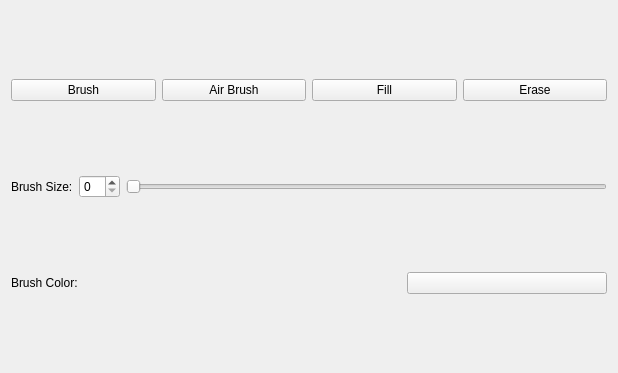
zxjorge/SpriteED, file brushproperties.ui: the form before one commit.
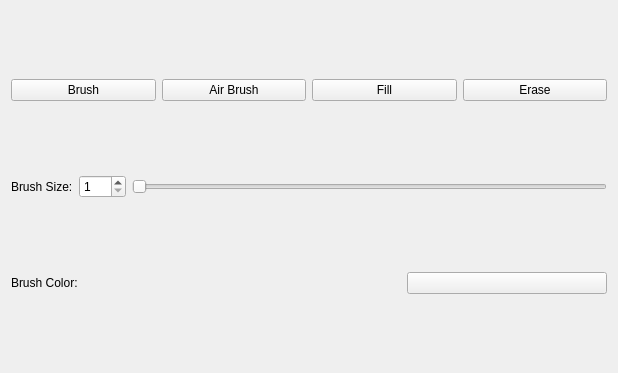
The form after the commit.

Commit message: Set minimum and maximum sizes of the brush

Diff of the .ui file:
```diff
--- a/brushproperties.ui
+++ b/brushproperties.ui
@@ -74,10 +74,20 @@
       </widget>
      </item>
      <item>
-      <widget class="QSpinBox" name="spinBox"/>
+      <widget class="QSpinBox" name="spinBox">
+       <property name="minimum">
+        <number>1</number>
+       </property>
+       <property name="maximum">
+        <number>100</number>
+       </property>
+      </widget>
      </item>
      <item>
       <widget class="QSlider" name="brushSizeSlider">
+       <property name="minimum">
+        <number>1</number>
+       </property>
        <property name="orientation">
         <enum>Qt::Horizontal</enum>
        </property>
```
